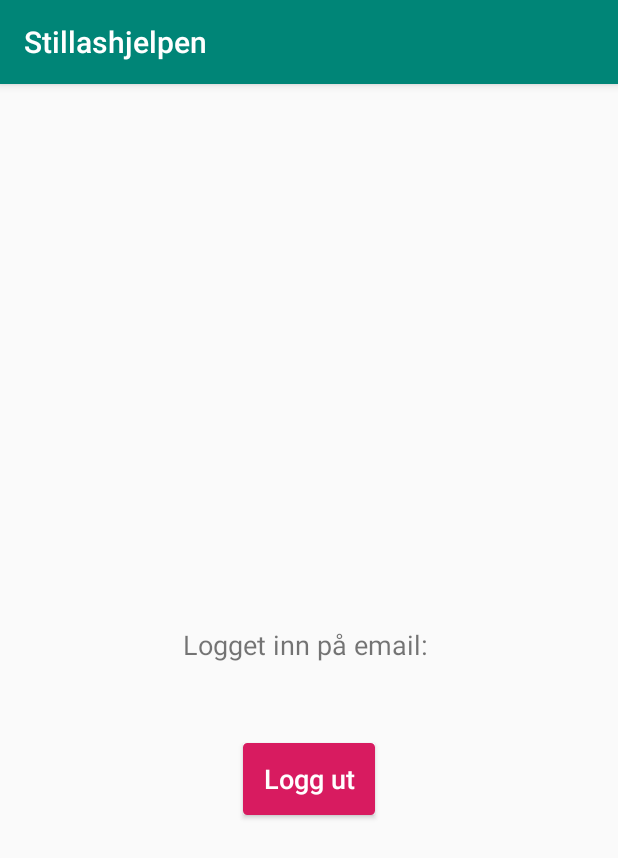
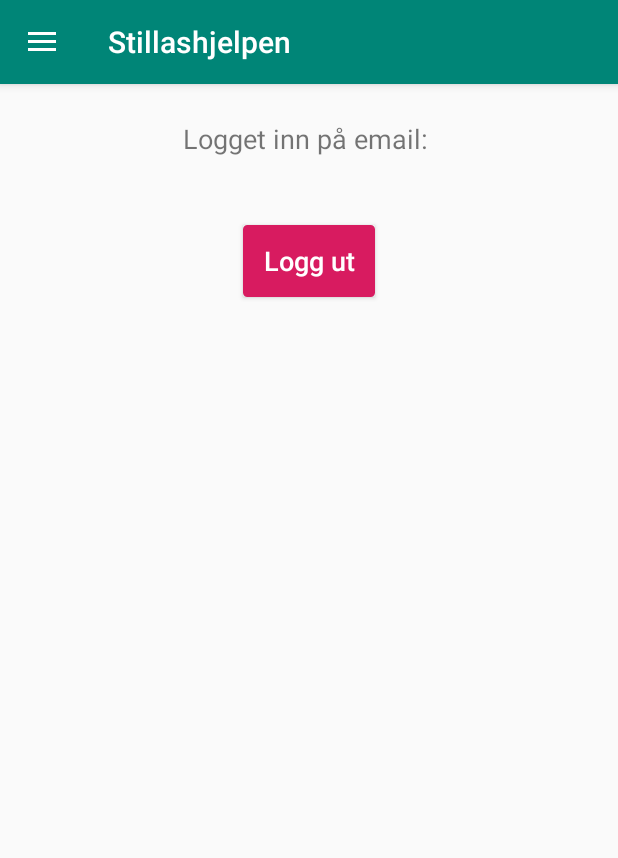
Before and after one commit to haakonhd/Stillashjelpen, an Android app: the screen it shows after launch once a user with an empty profile is signed in (MainActivity), on a phone screen of 412 x 824 dp. Shown: the top 858 px of the screen. Run offline under Robolectric (Android 15) with nearby library versions, the phone set to English and light mode, and no system bars; our stand-ins replace Firebase (no records; nobody signed in at launch, a user with empty details on screens opened directly).

Commit message:
Added a navigation drawer
Still needs designing

```diff
--- a/app/src/main/AndroidManifest.xml
+++ b/app/src/main/AndroidManifest.xml
@@ -14,7 +14,8 @@
         <activity android:name=".RegisterActivity"></activity>
         <activity android:name=".LoginActivity"></activity>
 
-        <activity android:name=".MainActivity">
+        <activity android:name=".MainActivity"
+            android:theme="@style/AppTheme.NoActionBar">
             <intent-filter>
                 <action android:name="android.intent.action.MAIN" />
 
--- a/app/src/main/java/no/hiof/bo20_g28/stillashjelpen/MainActivity.java
+++ b/app/src/main/java/no/hiof/bo20_g28/stillashjelpen/MainActivity.java
@@ -1,13 +1,20 @@
 package no.hiof.bo20_g28.stillashjelpen;
 
+import androidx.appcompat.app.ActionBarDrawerToggle;
 import androidx.appcompat.app.AppCompatActivity;
+
+import no.hiof.bo20_g28.stillashjelpen.fragment.NavigationDrawerFragment;
 import no.hiof.bo20_g28.stillashjelpen.model.Project;
 
 import android.content.Intent;
 import android.os.Bundle;
+import android.view.Gravity;
 import android.view.View;
 import android.widget.TextView;
 import android.widget.Toast;
+import androidx.appcompat.widget.Toolbar;
+import androidx.core.view.GravityCompat;
+import androidx.drawerlayout.widget.DrawerLayout;
 
 import com.google.firebase.auth.FirebaseAuth;
 import com.google.firebase.database.DatabaseReference;
@@ -17,13 +24,20 @@ public class MainActivity extends AppCompatActivity {
 
     private FirebaseAuth firebaseAuth;
     private DatabaseReference databaseReference;
-
+    private Toolbar toolbar;
+    private DrawerLayout drawer;
     private TextView testText;
 
     @Override
     protected void onCreate(Bundle savedInstanceState) {
         super.onCreate(savedInstanceState);
         setContentView(R.layout.activity_main);
+
+        toolbar = findViewById(R.id.toolbar);
+        setSupportActionBar(toolbar);
+
+        drawer = findViewById(R.id.drawer_layout);
+        setUpNavigationDrawer();
 
         firebaseAuth = FirebaseAuth.getInstance();
         databaseReference = FirebaseDatabase.getInstance().getReference();
@@ -38,7 +52,16 @@ public class MainActivity extends AppCompatActivity {
             testText.setText("Logget inn på email: \n" + firebaseAuth.getCurrentUser().getEmail());
             testFirebaseDatabase();
         }
+    }
 
+    @Override
+    public void onBackPressed() {
+        if (drawer.isDrawerOpen(GravityCompat.START)) {
+            drawer.closeDrawer(GravityCompat.START);
+        } else {
+            super.onBackPressed();
+        }
+        super.onBackPressed();
     }
 
     private void testFirebaseDatabase() {
@@ -58,4 +81,13 @@ public class MainActivity extends AppCompatActivity {
         Intent i = new Intent(getApplicationContext(), MainActivity.class);
         startActivity(i);
     }
+
+
+    private void setUpNavigationDrawer() {
+        DrawerLayout drawerlayout = findViewById(R.id.drawer_layout);
+        NavigationDrawerFragment navigationDrawerFragment = (NavigationDrawerFragment) getSupportFragmentManager().findFragmentById(R.id.fragmentNavigationDrawer);
+        if(navigationDrawerFragment != null) {
+            navigationDrawerFragment.setupDrawer(drawerlayout, toolbar);
+        }
+    }
 }
--- /dev/null
+++ b/app/src/main/java/no/hiof/bo20_g28/stillashjelpen/fragment/NavigationDrawerFragment.java
@@ -0,0 +1,46 @@
+package no.hiof.bo20_g28.stillashjelpen.fragment;
+
+import android.os.Bundle;
+import android.view.LayoutInflater;
+import android.view.MenuItem;
+import android.view.View;
+import android.view.ViewGroup;
+import androidx.appcompat.widget.Toolbar;
+
+import androidx.annotation.NonNull;
+import androidx.appcompat.app.ActionBarDrawerToggle;
+import androidx.drawerlayout.widget.DrawerLayout;
+import androidx.fragment.app.Fragment;
+
+import com.google.android.material.navigation.NavigationView;
+
+import no.hiof.bo20_g28.stillashjelpen.R;
+
+public class NavigationDrawerFragment extends Fragment implements NavigationView.OnNavigationItemSelectedListener {
+
+    private NavigationView navigationView;
+    private ActionBarDrawerToggle drawerToggle;
+    private DrawerLayout drawerLayout;
+
+    public NavigationDrawerFragment() {}
+
+    @Override
+    public View onCreateView(LayoutInflater inflater, ViewGroup container, Bundle savedInstanceState) {
+        View view = inflater.inflate(R.layout.fragment_navigation_drawer, container);
+        navigationView = view.findViewById(R.id.navigationView);
+        navigationView.setNavigationItemSelectedListener(this);
+        return view;
+    }
+
+    public void setupDrawer(DrawerLayout setDrawerLayout, Toolbar toolbar) {
+        drawerLayout = setDrawerLayout;
+        drawerToggle = new ActionBarDrawerToggle(getActivity(), drawerLayout, toolbar, R.string.navigation_drawer_open, R.string.navigation_drawer_close);
+        drawerLayout.addDrawerListener(drawerToggle);
+        drawerToggle.syncState();
+    }
+
+    @Override
+    public boolean onNavigationItemSelected(@NonNull MenuItem item) {
+        return false;
+    }
+}
--- /dev/null
+++ b/app/src/main/res/drawable/ic_person_profile.xml
@@ -0,0 +1,4 @@
+<vector android:height="100dp" android:viewportHeight="24.0"
+    android:viewportWidth="24.0" android:width="100dp" xmlns:android="http://schemas.android.com/apk/res/android">
+    <path android:fillColor="#FF000000" android:pathData="M12,12c2.21,0 4,-1.79 4,-4s-1.79,-4 -4,-4 -4,1.79 -4,4 1.79,4 4,4zM12,14c-2.67,0 -8,1.34 -8,4v2h16v-2c0,-2.66 -5.33,-4 -8,-4z"/>
+</vector>
--- a/app/src/main/res/layout/activity_main.xml
+++ b/app/src/main/res/layout/activity_main.xml
@@ -1,28 +1,49 @@
 <?xml version="1.0" encoding="utf-8"?>
-<androidx.constraintlayout.widget.ConstraintLayout xmlns:android="http://schemas.android.com/apk/res/android"
+<androidx.drawerlayout.widget.DrawerLayout xmlns:android="http://schemas.android.com/apk/res/android"
     xmlns:app="http://schemas.android.com/apk/res-auto"
     xmlns:tools="http://schemas.android.com/tools"
+    android:id="@+id/drawer_layout"
     android:layout_width="match_parent"
     android:layout_height="match_parent"
-    tools:context=".MainActivity">
+    android:fitsSystemWindows="true"
+    tools:context=".MainActivity"
+    >
+
+    <LinearLayout
+        android:layout_width="wrap_content"
+        android:layout_height="wrap_content"
+        android:orientation="vertical">
+
+        <androidx.appcompat.widget.Toolbar
+            android:id="@+id/toolbar"
+            android:layout_width="match_parent"
+            android:layout_height="?attr/actionBarSize"
+            android:background="@color/colorPrimary"
+            android:elevation="4dp"
+            android:theme="@style/ThemeOverlay.AppCompat.Dark.ActionBar"
+            app:popupTheme="@style/ThemeOverlay.AppCompat.Light" />
+
+        <androidx.constraintlayout.widget.ConstraintLayout
+            android:layout_height="match_parent"
+            android:layout_width="match_parent">
 
             <TextView
                 android:id="@+id/testText"
                 android:layout_width="wrap_content"
                 android:layout_height="wrap_content"
+                android:layout_marginTop="24dp"
                 android:text="Hello World!"
                 android:textAlignment="center"
                 android:textSize="18sp"
-        app:layout_constraintBottom_toBottomOf="parent"
                 app:layout_constraintLeft_toLeftOf="parent"
                 app:layout_constraintRight_toRightOf="parent"
                 app:layout_constraintTop_toTopOf="parent" />
 
             <Button
-        android:id="@+id/button"
+                android:id="@+id/logOutButton"
                 android:layout_width="wrap_content"
                 android:layout_height="wrap_content"
-        android:layout_marginTop="32dp"
+                android:layout_marginTop="24dp"
                 android:background="@drawable/border_filled"
                 android:onClick="logOutButtonClicked"
                 android:text="Logg ut"
@@ -33,4 +54,31 @@
                 app:layout_constraintStart_toStartOf="@+id/testText"
                 app:layout_constraintTop_toBottomOf="@+id/testText" />
 
+
+            <androidx.recyclerview.widget.RecyclerView
+                android:id="@+id/mainRecyclerView"
+                android:layout_width="0dp"
+                android:layout_height="0dp"
+                android:layout_marginStart="24dp"
+                android:layout_marginTop="24dp"
+                android:layout_marginEnd="24dp"
+                android:layout_marginBottom="24dp"
+                app:layout_constraintBottom_toBottomOf="parent"
+                app:layout_constraintEnd_toEndOf="parent"
+                app:layout_constraintStart_toStartOf="parent"
+                app:layout_constraintTop_toBottomOf="@+id/logOutButton" />
         </androidx.constraintlayout.widget.ConstraintLayout>
+    </LinearLayout>
+
+
+
+    <fragment
+        android:id="@+id/fragmentNavigationDrawer"
+        android:name="no.hiof.bo20_g28.stillashjelpen.fragment.NavigationDrawerFragment"
+        android:layout_width="match_parent"
+        android:layout_height="match_parent"
+        android:layout_gravity="start"
+        app:headerLayout="@layout/nav_header"
+        app:menu="@menu/drawer_menu"/>
+
+</androidx.drawerlayout.widget.DrawerLayout>
--- /dev/null
+++ b/app/src/main/res/menu/drawer_menu.xml
@@ -0,0 +1,26 @@
+<?xml version="1.0" encoding="utf-8"?>
+<menu xmlns:android="http://schemas.android.com/apk/res/android"
+    xmlns:tools="http://schemas.android.com/tools">
+
+    <group android:checkableBehavior="none">
+        <item
+            android:id="@+id/nav_home"
+            android:icon="@drawable/ic_person_profile"
+            android:title="Hjem" />
+        <item
+            android:id="@+id/nav_messages"
+            android:icon="@drawable/ic_person_profile"
+            android:title="Meldinger" />
+        <item
+            android:id="@+id/nav_projects"
+            android:icon="@drawable/ic_person_profile"
+            android:title="Alle Prosjekter" />
+
+        <item
+            android:id="@+id/nav_calculator"
+            android:icon="@drawable/ic_person_profile"
+            android:title="Hurtigutregning" />
+    </group>
+
+
+</menu>
--- /dev/null
+++ b/app/src/main/res/values-v21/styles.xml
@@ -0,0 +1,8 @@
+<?xml version="1.0" encoding="utf-8"?>
+<resources>
+    <style name="AppTheme.NoActionBar">
+        <item name="windowActionBar">false</item>
+        <item name="windowNoTitle">true</item>
+        <item name="android:statusBarColor">@android:color/transparent</item>
+    </style>
+</resources>
--- a/app/src/main/res/values/strings.xml
+++ b/app/src/main/res/values/strings.xml
@@ -1,3 +1,12 @@
 <resources>
     <string name="app_name">Stillashjelpen</string>
+    <string name="message">Message</string>
+    <string name="chat">Chat</string>
+    <string name="profile">Profile</string>
+    <string name="communicate">Communicate</string>
+    <string name="share">Share</string>
+    <string name="send">Send</string>
+
+    <string name="navigation_drawer_open">Åpne sidemeny</string>
+    <string name="navigation_drawer_close">Lukk sidemeny</string>
 </resources>
--- a/app/src/main/res/values/styles.xml
+++ b/app/src/main/res/values/styles.xml
@@ -8,4 +8,8 @@
         <item name="colorAccent">@color/colorAccent</item>
     </style>
 
+    <style name="AppTheme.NoActionBar">
+        <item name="windowActionBar">false</item>
+        <item name="windowNoTitle">true</item>
+    </style>
 </resources>
```
Also changed, not shown: app/build.gradle (+7 -5 lines), app/src/main/java/no/hiof/bo20_g28/stillashjelpen/LoginActivity.java (+17 -1 lines), app/src/main/res/drawable/ic_chat.xml (added, +9 -0 lines), app/src/main/res/drawable/ic_message.xml (added, +9 -0 lines), app/src/main/res/drawable/ic_profile.xml (added, +9 -0 lines), app/src/main/res/layout/fragment_navigation_drawer.xml (added, +10 -0 lines), app/src/main/res/layout/nav_header.xml (added, +28 -0 lines). Lines whose indentation alone changed are shown as unchanged.
